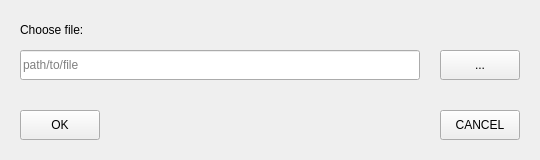
Old version of the form src/Forms/ChooseFileWindow.ui in the repository psv-git/BDOLang.
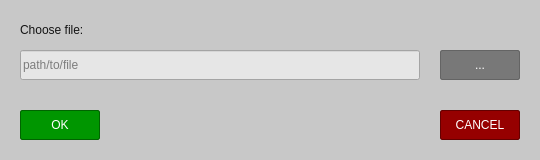
New version of the form.

What changed in the file:
```diff
--- a/src/Forms/ChooseFileWindow.ui
+++ b/src/Forms/ChooseFileWindow.ui
@@ -28,6 +28,12 @@
   <property name="windowTitle">
    <string>Open file</string>
   </property>
+  <property name="styleSheet">
+   <string notr="true">QWidget {
+	background-color: rgb(200, 200, 200);
+}
+</string>
+  </property>
   <widget class="QPushButton" name="cancelButton">
    <property name="geometry">
     <rect>
@@ -41,7 +47,20 @@
     <enum>Qt::TabFocus</enum>
    </property>
    <property name="styleSheet">
-    <string notr="true">font: 87 10pt &quot;Arial Black&quot;;</string>
+    <string notr="true">QPushButton {
+	font: 87 10pt &quot;Arial Black&quot;;
+	color: rgb(255, 255, 255);
+
+	background-color: rgb(150, 0, 0);
+
+	border: 1px solid  rgb(100, 0, 0);
+	border-radius: 2px;
+}
+
+QPushButton::hover {
+	background-color: rgb(180, 0, 0);
+}
+</string>
    </property>
    <property name="text">
     <string>CANCEL</string>
@@ -60,7 +79,20 @@
     <enum>Qt::TabFocus</enum>
    </property>
    <property name="styleSheet">
-    <string notr="true">font: 87 10pt &quot;Arial Black&quot;;</string>
+    <string notr="true">QPushButton {
+	font: 87 10pt &quot;Arial Black&quot;;
+	color: rgb(255, 255, 255);
+
+	background-color: rgb(120, 120, 120);
+
+	border: 1px solid  rgb(100, 100, 100);
+	border-radius: 2px;
+}
+
+QPushButton::hover {
+	background-color: rgb(150, 150, 150);
+}
+</string>
    </property>
    <property name="text">
     <string>...</string>
@@ -76,7 +108,11 @@
     </rect>
    </property>
    <property name="styleSheet">
-    <string notr="true">font: 10pt &quot;Arial&quot;;</string>
+    <string notr="true">QLabel {
+	font: 10pt &quot;Arial&quot;;
+	color: rgb(20, 20, 20);
+}
+</string>
    </property>
    <property name="text">
     <string>Choose file:</string>
@@ -95,7 +131,20 @@
     <enum>Qt::TabFocus</enum>
    </property>
    <property name="styleSheet">
-    <string notr="true">font: 87 10pt &quot;Arial Black&quot;;</string>
+    <string notr="true">QPushButton {
+	font: 87 10pt &quot;Arial Black&quot;;
+	color: rgb(255, 255, 255);
+
+	background-color: rgb(0, 150, 0);
+
+	border: 1px solid  rgb(0, 100, 0);
+	border-radius: 2px;
+}
+
+QPushButton::hover {
+	background-color: rgb(0, 180, 0);
+}
+</string>
    </property>
    <property name="text">
     <string>OK</string>
@@ -114,7 +163,12 @@
     <enum>Qt::ClickFocus</enum>
    </property>
    <property name="styleSheet">
-    <string notr="true">font: 10pt &quot;Liberation Mono&quot;;</string>
+    <string notr="true">QLineEdit {
+	font: 10pt &quot;Liberation Mono&quot;;
+	color: rgb(20, 20, 20);
+	background-color: rgb(230, 230, 230);
+}
+</string>
    </property>
    <property name="readOnly">
     <bool>true</bool>
```
